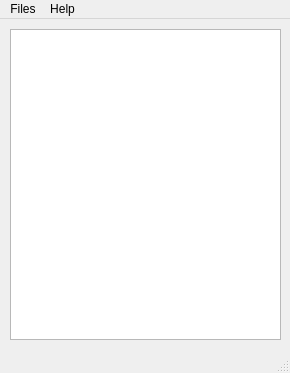
First picture: the form in test_window.ui, repository snowcatman/snowcatmans_media_software.exe, before the edit.
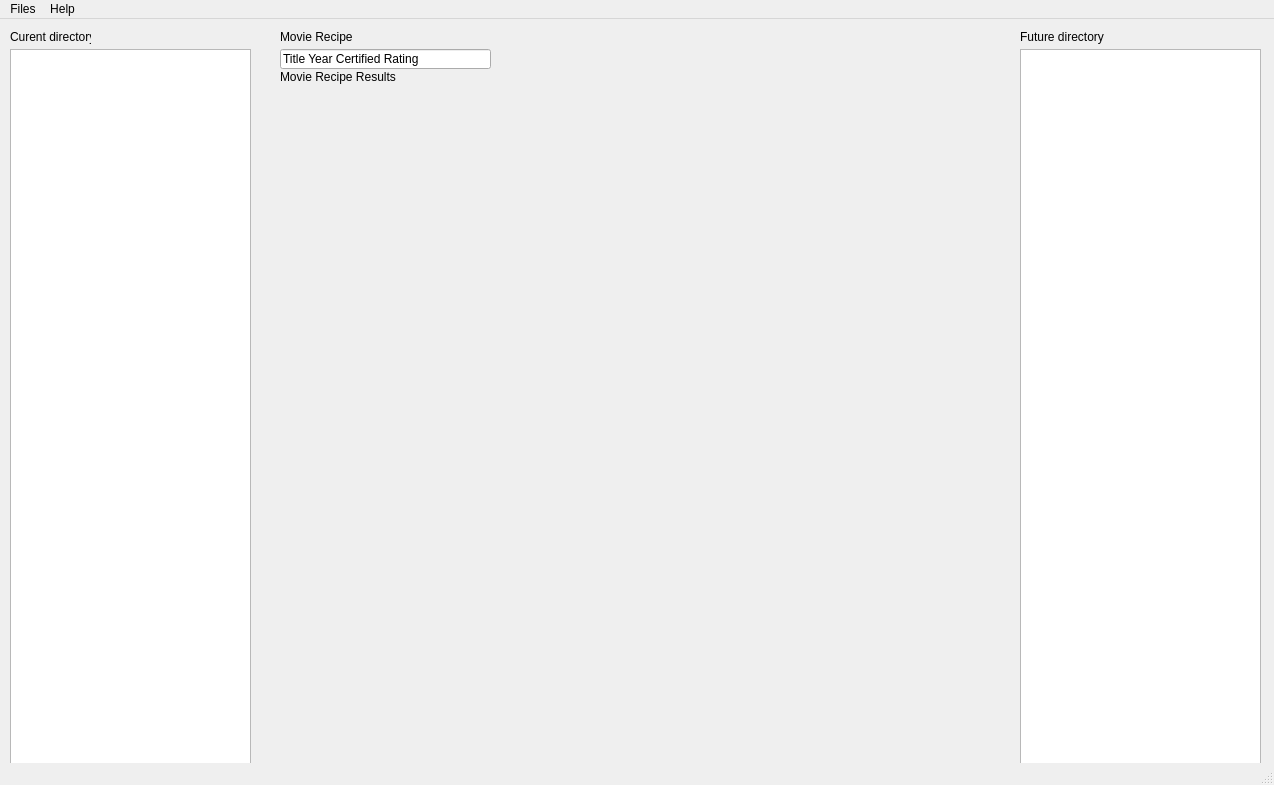
Second picture: the form after the edit.

Commit message: added widgits updated  coments

```diff
--- a/test_window.ui
+++ b/test_window.ui
@@ -2,10 +2,18 @@
 <ui version="4.0">
  <class>MainWindow</class>
  <widget class="QMainWindow" name="MainWindow">
+  <property name="geometry">
+   <rect>
+    <x>0</x>
+    <y>0</y>
+    <width>1274</width>
+    <height>785</height>
+   </rect>
+  </property>
   <property name="minimumSize">
    <size>
-    <width>290</width>
-    <height>373</height>
+    <width>600</width>
+    <height>400</height>
    </size>
   </property>
   <property name="windowTitle">
@@ -16,15 +24,15 @@
     <property name="geometry">
      <rect>
       <x>10</x>
-      <y>10</y>
-      <width>271</width>
-      <height>311</height>
+      <y>30</y>
+      <width>241</width>
+      <height>731</height>
      </rect>
     </property>
     <property name="minimumSize">
      <size>
-      <width>271</width>
-      <height>311</height>
+      <width>241</width>
+      <height>731</height>
      </size>
     </property>
     <property name="whatsThis">
@@ -32,13 +40,98 @@
    As they are now.</string>
     </property>
    </widget>
+   <widget class="QTreeView" name="treeView_future">
+    <property name="geometry">
+     <rect>
+      <x>1020</x>
+      <y>30</y>
+      <width>241</width>
+      <height>731</height>
+     </rect>
+    </property>
+    <property name="minimumSize">
+     <size>
+      <width>241</width>
+      <height>731</height>
+     </size>
+    </property>
+    <property name="whatsThis">
+     <string>Root Folder and Files.
+   As they are now.</string>
+    </property>
+   </widget>
+   <widget class="QLabel" name="label">
+    <property name="geometry">
+     <rect>
+      <x>280</x>
+      <y>10</y>
+      <width>111</width>
+      <height>16</height>
+     </rect>
+    </property>
+    <property name="text">
+     <string>Movie Recipe</string>
+    </property>
+   </widget>
+   <widget class="QLabel" name="label_2">
+    <property name="geometry">
+     <rect>
+      <x>10</x>
+      <y>10</y>
+      <width>81</width>
+      <height>16</height>
+     </rect>
+    </property>
+    <property name="text">
+     <string>Curent directory</string>
+    </property>
+   </widget>
+   <widget class="QLabel" name="label_3">
+    <property name="geometry">
+     <rect>
+      <x>1020</x>
+      <y>10</y>
+      <width>101</width>
+      <height>16</height>
+     </rect>
+    </property>
+    <property name="text">
+     <string>Future directory</string>
+    </property>
+   </widget>
+   <widget class="QLineEdit" name="movie_lineEdit">
+    <property name="geometry">
+     <rect>
+      <x>280</x>
+      <y>30</y>
+      <width>211</width>
+      <height>20</height>
+     </rect>
+    </property>
+    <property name="text">
+     <string>Title Year Certified Rating</string>
+    </property>
+   </widget>
+   <widget class="QLabel" name="movie_recipe_results">
+    <property name="geometry">
+     <rect>
+      <x>280</x>
+      <y>50</y>
+      <width>211</width>
+      <height>16</height>
+     </rect>
+    </property>
+    <property name="text">
+     <string>Movie Recipe Results</string>
+    </property>
+   </widget>
   </widget>
   <widget class="QMenuBar" name="menubar">
    <property name="geometry">
     <rect>
      <x>0</x>
      <y>0</y>
-     <width>290</width>
+     <width>1274</width>
      <height>22</height>
     </rect>
    </property>
```
The commit also changes 2 other files.
